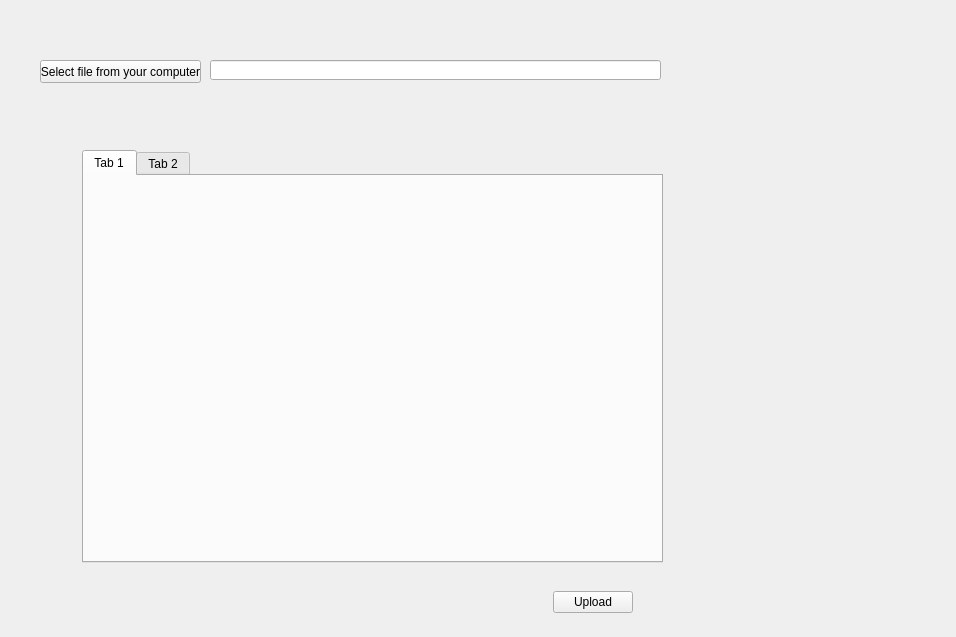
ArthurTesta/client, file upload.ui: the form before one commit.
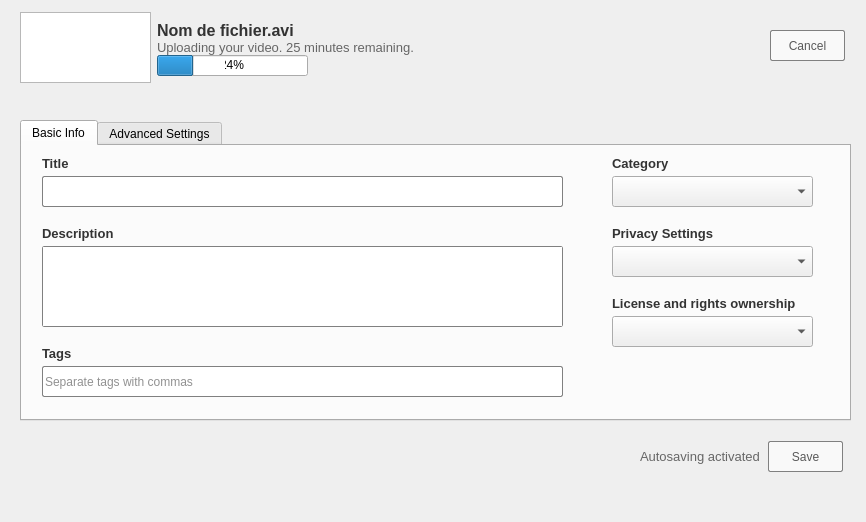
The form after the commit.

Commit message: New styles + file system

What changed in the file:
```diff
--- a/upload.ui
+++ b/upload.ui
@@ -6,130 +6,462 @@
    <rect>
     <x>0</x>
     <y>0</y>
-    <width>956</width>
-    <height>637</height>
+    <width>866</width>
+    <height>522</height>
    </rect>
   </property>
   <property name="windowTitle">
    <string>Form</string>
   </property>
-  <widget class="QPushButton" name="pushButton">
+  <widget class="QTabWidget" name="tabWidget">
    <property name="geometry">
     <rect>
-     <x>40</x>
-     <y>60</y>
-     <width>161</width>
-     <height>23</height>
+     <x>20</x>
+     <y>120</y>
+     <width>831</width>
+     <height>301</height>
+    </rect>
+   </property>
+   <property name="currentIndex">
+    <number>0</number>
+   </property>
+   <widget class="QWidget" name="tab">
+    <attribute name="title">
+     <string>Basic Info</string>
+    </attribute>
+    <widget class="QLabel" name="label_3">
+     <property name="geometry">
+      <rect>
+       <x>20</x>
+       <y>10</y>
+       <width>111</width>
+       <height>16</height>
+      </rect>
+     </property>
+     <property name="styleSheet">
+      <string notr="true">font: 8pt &quot;Arial&quot;;</string>
+     </property>
+     <property name="text">
+      <string>&lt;html&gt;&lt;head/&gt;&lt;body&gt;&lt;p&gt;&lt;span style=&quot; font-size:10pt; font-weight:600; color:#333333;&quot;&gt;Title&lt;/span&gt;&lt;/p&gt;&lt;/body&gt;&lt;/html&gt;</string>
+     </property>
+    </widget>
+    <widget class="QLineEdit" name="lineEdit">
+     <property name="geometry">
+      <rect>
+       <x>20</x>
+       <y>30</y>
+       <width>521</width>
+       <height>31</height>
+      </rect>
+     </property>
+     <property name="styleSheet">
+      <string notr="true">border: 1px solid gray;
+border-radius: 2px;</string>
+     </property>
+    </widget>
+    <widget class="QLabel" name="label_4">
+     <property name="geometry">
+      <rect>
+       <x>20</x>
+       <y>80</y>
+       <width>111</width>
+       <height>16</height>
+      </rect>
+     </property>
+     <property name="styleSheet">
+      <string notr="true">font: 8pt &quot;Arial&quot;;</string>
+     </property>
+     <property name="text">
+      <string>&lt;html&gt;&lt;head/&gt;&lt;body&gt;&lt;p&gt;&lt;span style=&quot; font-size:10pt; font-weight:600; color:#333333;&quot;&gt;Description&lt;/span&gt;&lt;/p&gt;&lt;/body&gt;&lt;/html&gt;</string>
+     </property>
+    </widget>
+    <widget class="QTextEdit" name="textEdit">
+     <property name="geometry">
+      <rect>
+       <x>20</x>
+       <y>100</y>
+       <width>521</width>
+       <height>81</height>
+      </rect>
+     </property>
+     <property name="styleSheet">
+      <string notr="true">border: 1px solid gray;
+border-radius: 2px;</string>
+     </property>
+    </widget>
+    <widget class="QLabel" name="label_5">
+     <property name="geometry">
+      <rect>
+       <x>20</x>
+       <y>200</y>
+       <width>111</width>
+       <height>16</height>
+      </rect>
+     </property>
+     <property name="styleSheet">
+      <string notr="true">font: 8pt &quot;Arial&quot;;</string>
+     </property>
+     <property name="text">
+      <string>&lt;html&gt;&lt;head/&gt;&lt;body&gt;&lt;p&gt;&lt;span style=&quot; font-size:10pt; font-weight:600; color:#333333;&quot;&gt;Tags&lt;/span&gt;&lt;/p&gt;&lt;/body&gt;&lt;/html&gt;</string>
+     </property>
+    </widget>
+    <widget class="QLineEdit" name="lineEdit_2">
+     <property name="geometry">
+      <rect>
+       <x>20</x>
+       <y>220</y>
+       <width>521</width>
+       <height>31</height>
+      </rect>
+     </property>
+     <property name="styleSheet">
+      <string notr="true">border: 1px solid gray;
+border-radius: 2px;
+color: #919191</string>
+     </property>
+     <property name="text">
+      <string>Separate tags with commas</string>
+     </property>
+    </widget>
+    <widget class="QLabel" name="label_6">
+     <property name="geometry">
+      <rect>
+       <x>590</x>
+       <y>10</y>
+       <width>201</width>
+       <height>16</height>
+      </rect>
+     </property>
+     <property name="styleSheet">
+      <string notr="true">font: 8pt &quot;Arial&quot;;</string>
+     </property>
+     <property name="text">
+      <string>&lt;html&gt;&lt;head/&gt;&lt;body&gt;&lt;p&gt;&lt;span style=&quot; font-size:10pt; font-weight:600; color:#333333;&quot;&gt;Category&lt;/span&gt;&lt;/p&gt;&lt;/body&gt;&lt;/html&gt;</string>
+     </property>
+    </widget>
+    <widget class="QComboBox" name="comboBox">
+     <property name="geometry">
+      <rect>
+       <x>590</x>
+       <y>30</y>
+       <width>201</width>
+       <height>31</height>
+      </rect>
+     </property>
+     <property name="cursor">
+      <cursorShape>PointingHandCursor</cursorShape>
+     </property>
+    </widget>
+    <widget class="QComboBox" name="comboBox_2">
+     <property name="geometry">
+      <rect>
+       <x>590</x>
+       <y>100</y>
+       <width>201</width>
+       <height>31</height>
+      </rect>
+     </property>
+     <property name="cursor">
+      <cursorShape>PointingHandCursor</cursorShape>
+     </property>
+    </widget>
+    <widget class="QLabel" name="label_7">
+     <property name="geometry">
+      <rect>
+       <x>590</x>
+       <y>80</y>
+       <width>201</width>
+       <height>16</height>
+      </rect>
+     </property>
+     <property name="styleSheet">
+      <string notr="true">font: 8pt &quot;Arial&quot;;</string>
+     </property>
+     <property name="text">
+      <string>&lt;html&gt;&lt;head/&gt;&lt;body&gt;&lt;p&gt;&lt;span style=&quot; font-size:10pt; font-weight:600; color:#333333;&quot;&gt;Privacy Settings&lt;/span&gt;&lt;/p&gt;&lt;/body&gt;&lt;/html&gt;</string>
+     </property>
+    </widget>
+    <widget class="QComboBox" name="comboBox_3">
+     <property name="geometry">
+      <rect>
+       <x>590</x>
+       <y>170</y>
+       <width>201</width>
+       <height>31</height>
+      </rect>
+     </property>
+     <property name="cursor">
+      <cursorShape>PointingHandCursor</cursorShape>
+     </property>
+    </widget>
+    <widget class="QLabel" name="label_8">
+     <property name="geometry">
+      <rect>
+       <x>590</x>
+       <y>150</y>
+       <width>201</width>
+       <height>16</height>
+      </rect>
+     </property>
+     <property name="styleSheet">
+      <string notr="true">font: 8pt &quot;Arial&quot;;</string>
+     </property>
+     <property name="text">
+      <string>&lt;html&gt;&lt;head/&gt;&lt;body&gt;&lt;p&gt;&lt;span style=&quot; font-size:10pt; font-weight:600; color:#333333;&quot;&gt;License and rights ownership&lt;/span&gt;&lt;/p&gt;&lt;/body&gt;&lt;/html&gt;</string>
+     </property>
+    </widget>
+   </widget>
+   <widget class="QWidget" name="tab_2">
+    <attribute name="title">
+     <string>Advanced Settings</string>
+    </attribute>
+   </widget>
+  </widget>
+  <widget class="QPushButton" name="pushButton_2">
+   <property name="geometry">
+    <rect>
+     <x>770</x>
+     <y>30</y>
+     <width>75</width>
+     <height>31</height>
     </rect>
    </property>
    <property name="minimumSize">
     <size>
-     <width>161</width>
-     <height>23</height>
+     <width>75</width>
+     <height>31</height>
     </size>
    </property>
+   <property name="maximumSize">
+    <size>
+     <width>75</width>
+     <height>31</height>
+    </size>
+   </property>
+   <property name="cursor">
+    <cursorShape>PointingHandCursor</cursorShape>
+   </property>
+   <property name="styleSheet">
+    <string notr="true">border: 1px solid gray;
+background-color:  #f9f9f9;
+border-radius: 2px;
+color: #595959;
+</string>
+   </property>
    <property name="text">
-    <string>Select file from your computer</string>
-   </property>
-  </widget>
-  <widget class="QLineEdit" name="lineEdit">
-   <property name="geometry">
-    <rect>
-     <x>210</x>
-     <y>60</y>
-     <width>451</width>
-     <height>20</height>
-    </rect>
+    <string>Cancel</string>
    </property>
   </widget>
   <widget class="QWidget" name="">
    <property name="geometry">
     <rect>
-     <x>60</x>
-     <y>150</y>
-     <width>625</width>
-     <height>413</height>
+     <x>20</x>
+     <y>10</y>
+     <width>398</width>
+     <height>76</height>
     </rect>
    </property>
    <layout class="QHBoxLayout" name="horizontalLayout_2">
     <item>
-     <spacer name="horizontalSpacer_3">
-      <property name="orientation">
-       <enum>Qt::Horizontal</enum>
-      </property>
-      <property name="sizeHint" stdset="0">
-       <size>
-        <width>13</width>
-        <height>20</height>
-       </size>
-      </property>
-     </spacer>
-    </item>
-    <item>
-     <widget class="QTabWidget" name="tabWidget">
+     <widget class="QTextBrowser" name="textBrowser">
       <property name="minimumSize">
        <size>
-        <width>581</width>
-        <height>411</height>
+        <width>131</width>
+        <height>71</height>
        </size>
       </property>
-      <property name="currentIndex">
-       <number>0</number>
+      <property name="maximumSize">
+       <size>
+        <width>131</width>
+        <height>71</height>
+       </size>
       </property>
-      <widget class="QWidget" name="tab">
-       <attribute name="title">
-        <string>Tab 1</string>
-       </attribute>
-      </widget>
-      <widget class="QWidget" name="tab_2">
-       <attribute name="title">
-        <string>Tab 2</string>
-       </attribute>
-      </widget>
      </widget>
     </item>
     <item>
-     <spacer name="horizontalSpacer_4">
-      <property name="orientation">
-       <enum>Qt::Horizontal</enum>
-      </property>
-      <property name="sizeHint" stdset="0">
-       <size>
-        <width>17</width>
-        <height>20</height>
-       </size>
-      </property>
-     </spacer>
+     <layout class="QVBoxLayout" name="verticalLayout_2">
+      <item>
+       <spacer name="verticalSpacer_2">
+        <property name="orientation">
+         <enum>Qt::Vertical</enum>
+        </property>
+        <property name="sizeHint" stdset="0">
+         <size>
+          <width>0</width>
+          <height>0</height>
+         </size>
+        </property>
+       </spacer>
+      </item>
+      <item>
+       <layout class="QVBoxLayout" name="verticalLayout">
+        <property name="spacing">
+         <number>0</number>
+        </property>
+        <item>
+         <widget class="QLabel" name="label">
+          <property name="minimumSize">
+           <size>
+            <width>255</width>
+            <height>19</height>
+           </size>
+          </property>
+          <property name="styleSheet">
+           <string notr="true">font: 8pt &quot;Arial&quot;;</string>
+          </property>
+          <property name="text">
+           <string>&lt;html&gt;&lt;head/&gt;&lt;body&gt;&lt;p&gt;&lt;span style=&quot; font-size:12pt; font-weight:600; color:#333333;&quot;&gt;Nom de fichier.avi&lt;/span&gt;&lt;/p&gt;&lt;/body&gt;&lt;/html&gt;</string>
+          </property>
+         </widget>
+        </item>
+        <item>
+         <widget class="QLabel" name="label_2">
+          <property name="styleSheet">
+           <string notr="true">font: 8pt &quot;Arial&quot;;</string>
+          </property>
+          <property name="text">
+           <string>&lt;html&gt;&lt;head/&gt;&lt;body&gt;&lt;p&gt;&lt;span style=&quot; font-size:10pt; color:#666666;&quot;&gt;Uploading your video. 25 minutes remaining.&lt;/span&gt;&lt;/p&gt;&lt;/body&gt;&lt;/html&gt;</string>
+          </property>
+         </widget>
+        </item>
+        <item>
+         <layout class="QHBoxLayout" name="horizontalLayout">
+          <item>
+           <widget class="QProgressBar" name="progressBar">
+            <property name="minimumSize">
+             <size>
+              <width>151</width>
+              <height>21</height>
+             </size>
+            </property>
+            <property name="maximumSize">
+             <size>
+              <width>151</width>
+              <height>21</height>
+             </size>
+            </property>
+            <property name="styleSheet">
+             <string notr="true">text-align: center;
+font: 8pt &quot;Arial&quot;;</string>
+            </property>
+            <property name="value">
+             <number>24</number>
+            </property>
+           </widget>
+          </item>
+          <item>
+           <spacer name="horizontalSpacer">
+            <property name="orientation">
+             <enum>Qt::Horizontal</enum>
+            </property>
+            <property name="sizeHint" stdset="0">
+             <size>
+              <width>40</width>
+              <height>20</height>
+             </size>
+            </property>
+           </spacer>
+          </item>
+         </layout>
+        </item>
+       </layout>
+      </item>
+      <item>
+       <spacer name="verticalSpacer">
+        <property name="orientation">
+         <enum>Qt::Vertical</enum>
+        </property>
+        <property name="sizeHint" stdset="0">
+         <size>
+          <width>0</width>
+          <height>0</height>
+         </size>
+        </property>
+       </spacer>
+      </item>
+     </layout>
     </item>
    </layout>
   </widget>
   <widget class="QWidget" name="">
    <property name="geometry">
     <rect>
-     <x>12</x>
-     <y>590</y>
-     <width>621</width>
-     <height>25</height>
+     <x>640</x>
+     <y>440</y>
+     <width>203</width>
+     <height>33</height>
     </rect>
    </property>
    <layout class="QHBoxLayout" name="horizontalLayout_3">
     <item>
-     <spacer name="horizontalSpacer_5">
-      <property name="orientation">
-       <enum>Qt::Horizontal</enum>
-      </property>
-      <property name="sizeHint" stdset="0">
-       <size>
-        <width>40</width>
-        <height>20</height>
-       </size>
-      </property>
-     </spacer>
+     <layout class="QVBoxLayout" name="verticalLayout_3">
+      <item>
+       <spacer name="verticalSpacer_4">
+        <property name="orientation">
+         <enum>Qt::Vertical</enum>
+        </property>
+        <property name="sizeHint" stdset="0">
+         <size>
+          <width>0</width>
+          <height>0</height>
+         </size>
+        </property>
+       </spacer>
+      </item>
+      <item>
+       <widget class="QLabel" name="label_9">
+        <property name="styleSheet">
+         <string notr="true">font: 8pt &quot;Arial&quot;;</string>
+        </property>
+        <property name="text">
+         <string>&lt;html&gt;&lt;head/&gt;&lt;body&gt;&lt;p&gt;&lt;span style=&quot; font-size:10pt; color:#666666;&quot;&gt;Autosaving activated&lt;/span&gt;&lt;/p&gt;&lt;/body&gt;&lt;/html&gt;</string>
+        </property>
+       </widget>
+      </item>
+      <item>
+       <spacer name="verticalSpacer_5">
+        <property name="orientation">
+         <enum>Qt::Vertical</enum>
+        </property>
+        <property name="sizeHint" stdset="0">
+         <size>
+          <width>0</width>
+          <height>0</height>
+         </size>
+        </property>
+       </spacer>
+      </item>
+     </layout>
     </item>
     <item>
-     <widget class="QPushButton" name="pushButton_2">
+     <widget class="QPushButton" name="pushButton">
+      <property name="enabled">
+       <bool>false</bool>
+      </property>
+      <property name="minimumSize">
+       <size>
+        <width>75</width>
+        <height>31</height>
+       </size>
+      </property>
+      <property name="maximumSize">
+       <size>
+        <width>75</width>
+        <height>31</height>
+       </size>
+      </property>
+      <property name="cursor">
+       <cursorShape>PointingHandCursor</cursorShape>
+      </property>
+      <property name="styleSheet">
+       <string notr="true">border: 1px solid gray;
+background-color:  #f9f9f9;
+border-radius: 2px;
+color: #595959;
+font: 75 10pt &quot;Arial&quot;;</string>
+      </property>
       <property name="text">
-       <string>Upload</string>
+       <string>Save</string>
       </property>
      </widget>
     </item>
```
Left out of the diff: 17 changed lines with no effect on the pictures. The commit also changes 8 other files.
